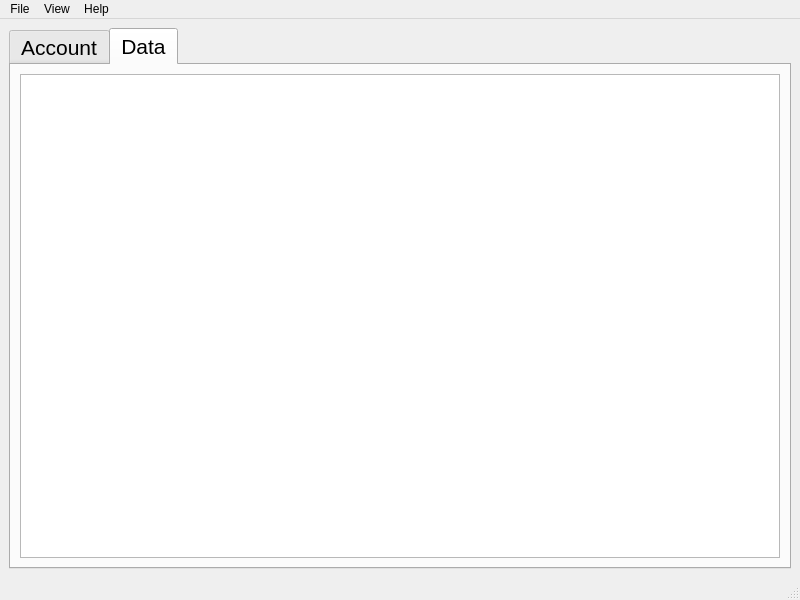
Old version of the form gui.ui in the repository zidanmahmoud/money_tracker.
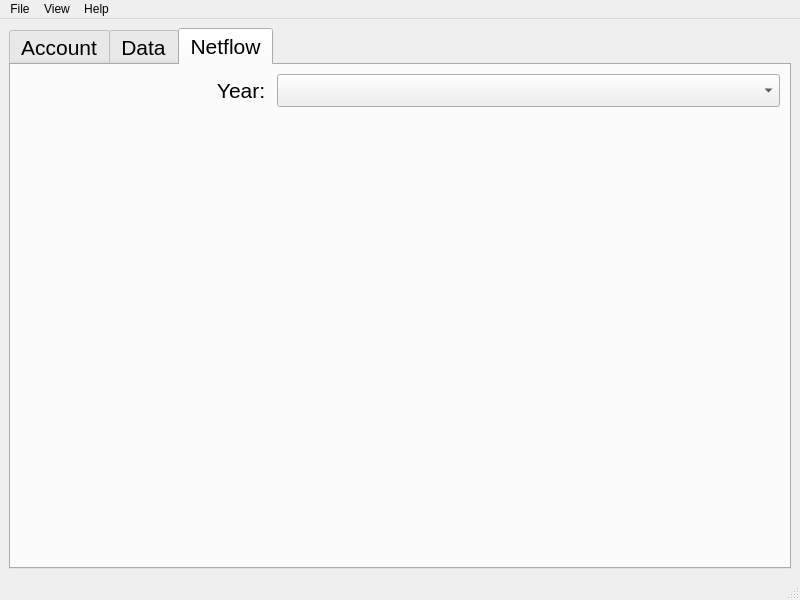
New version of the form. Icons and pictures are not drawn.

Commit message: visualize netflow (need fix on multiple triggers)

What changed in the file:
```diff
--- a/gui.ui
+++ b/gui.ui
@@ -33,7 +33,7 @@
        </font>
       </property>
       <property name="currentIndex">
-       <number>1</number>
+       <number>2</number>
       </property>
       <widget class="QWidget" name="tabAccount">
        <attribute name="title">
@@ -121,6 +121,42 @@
         </item>
        </layout>
       </widget>
+      <widget class="QWidget" name="tabNetflow">
+       <attribute name="title">
+        <string>Netflow</string>
+       </attribute>
+       <layout class="QGridLayout" name="layoutNetflow">
+        <item row="0" column="0">
+         <widget class="QLabel" name="netflowYearLabel">
+          <property name="sizePolicy">
+           <sizepolicy hsizetype="Preferred" vsizetype="Fixed">
+            <horstretch>1</horstretch>
+            <verstretch>0</verstretch>
+           </sizepolicy>
+          </property>
+          <property name="text">
+           <string>Year: </string>
+          </property>
+          <property name="alignment">
+           <set>Qt::AlignRight|Qt::AlignTrailing|Qt::AlignVCenter</set>
+          </property>
+         </widget>
+        </item>
+        <item row="0" column="1">
+         <widget class="QComboBox" name="netflowYearComboBox">
+          <property name="sizePolicy">
+           <sizepolicy hsizetype="Preferred" vsizetype="Fixed">
+            <horstretch>2</horstretch>
+            <verstretch>0</verstretch>
+           </sizepolicy>
+          </property>
+         </widget>
+        </item>
+        <item row="1" column="0" colspan="2">
+         <widget class="QWidget" name="netflowPlot" native="true"/>
+        </item>
+       </layout>
+      </widget>
      </widget>
     </item>
    </layout>
```
The commit also changes 3 other files.
